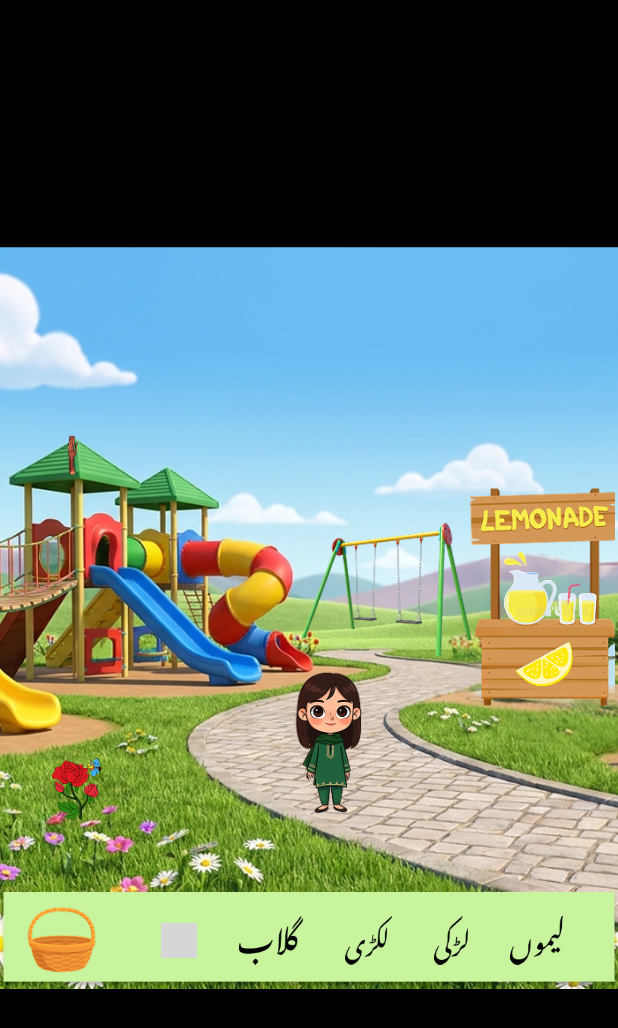
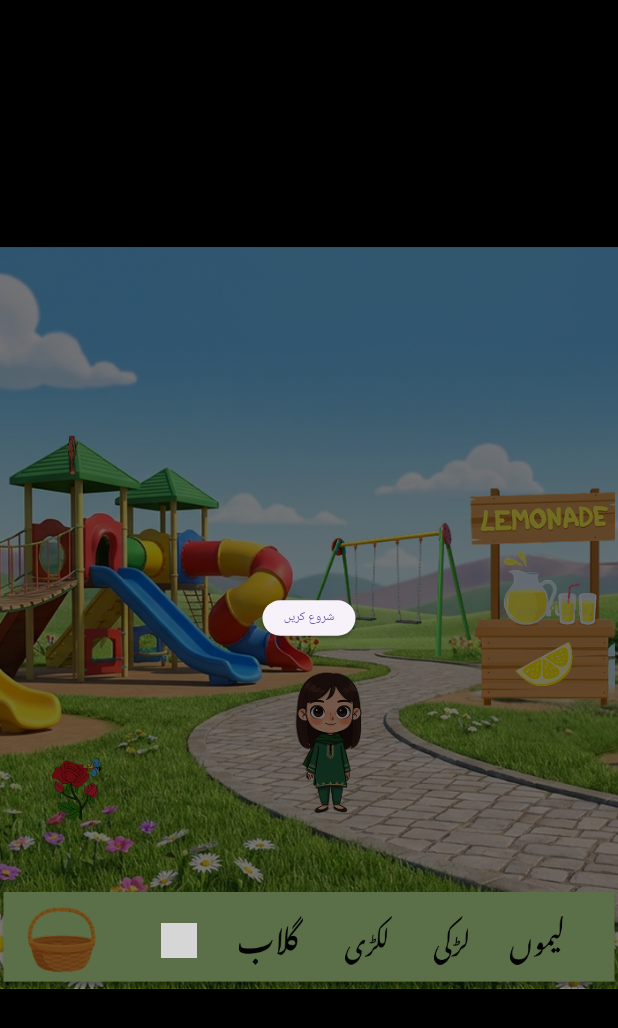
Before and after one commit to AmnaNoorr/Lexitoons, a Flutter app: the screen it shows after launch, on a phone screen of 412 x 824 dp. Shown: the top 1028 px of the screen. Run offline on Flutter 3.47's test engine with Material 3 defaults, Android fonts, the phone set to English and light mode, and no system bars; our stand-ins replace flutter_tts, permission_handler, speech_to_text; Roboto replaces fonts that are missing (Arial); grey boxes are pictures that could not be loaded.

Commit message:
added basic screening game

```diff
--- /dev/null
+++ b/lib/controllers/park_game_controller.dart
@@ -0,0 +1,154 @@
+import 'dart:async';
+import 'package:flutter/foundation.dart';
+
+import '../models/game_item.dart';
+import '../services/speech_recognizer_service.dart';
+import '../services/urdu_narrator.dart';
+
+enum GamePhase { idle, prompting, awaitingTap, awaitingSpeech, celebrating, finished }
+
+class ParkGameController extends ChangeNotifier {
+  ParkGameController({
+    required this.items,
+    UrduNarrator? narrator,
+    SpeechRecognizerService? speechService,
+  })  : _narrator = narrator ?? UrduNarrator(),
+        _speech = speechService ?? SpeechRecognizerService();
+
+  final List<GameItem> items;
+  final UrduNarrator _narrator;
+  final SpeechRecognizerService _speech;
+
+  static const int _maxAttemptsPerItem = 2;
+  static const List<String> _encouragements = [
+    'کوئی بات نہیں، دوبارہ کوشش کرو۔',
+    'بہت اچھے، ایک بار پھر کوشش کرو۔',
+    'کوئی مسئلہ نہیں، آہستہ آہستہ بولو۔',
+  ];
+
+  int _currentIndex = 0;
+  GamePhase phase = GamePhase.idle;
+  String? highlightedItemId;
+  String? flyingItemId;
+  String? _lastPrompt;
+  final Set<String> collectedIds = {};
+
+  Completer<void>? _tapCompleter;
+  Completer<void>? _flightCompleter;
+  bool _cancelled = false;
+
+  GameItem? get currentItem =>
+      _currentIndex < items.length ? items[_currentIndex] : null;
+
+  Future<void> start() async {
+    _cancelled = false;
+    await _say(
+      'چلو، پارک میں پانچ چیزیں ڈھونڈتے ہیں: '
+      '${items.map((i) => i.urduLabel).join('، ')}۔',
+    );
+    await _runRound();
+  }
+
+  Future<void> _runRound() async {
+    for (_currentIndex = 0; _currentIndex < items.length; _currentIndex++) {
+      if (_cancelled) return;
+      final item = items[_currentIndex];
+
+      phase = GamePhase.prompting;
+      notifyListeners();
+      await _say('${item.urduLabel} کو ڈھونڈو اور اس پر انگلی رکھو۔');
+      if (_cancelled) return;
+
+      phase = GamePhase.awaitingTap;
+      notifyListeners();
+      await _waitForTap();
+      if (_cancelled) return;
+
+      highlightedItemId = item.id;
+      notifyListeners();
+      await Future.delayed(const Duration(milliseconds: 600));
+
+      await _askAndListen(item);
+      if (_cancelled) return;
+    }
+
+    phase = GamePhase.finished;
+    notifyListeners();
+    await _say('شاباش! تم نے سب چیزیں ڈھونڈ لیں۔');
+  }
+
+  Future<void> _askAndListen(GameItem item) async {
+    var attempt = 0;
+    while (attempt < _maxAttemptsPerItem) {
+      attempt++;
+      phase = GamePhase.awaitingSpeech;
+      notifyListeners();
+      await _say('شاباش! اب بتاؤ، یہ کیا ہے؟');
+
+      final heard = await _speech.listenOnce();
+      if (_speech.matches(heard, item.matchWords)) {
+        await _say('بہت خوب، بالکل ٹھیک!');
+        await _sendToBasket(item);
+        return;
+      }
+      if (attempt < _maxAttemptsPerItem) {
+        await _say(_encouragements[(attempt - 1) % _encouragements.length]);
+      }
+    }
+    // Don't trap the child on one item if pronunciation isn't recognized.
+    await _sendToBasket(item);
+  }
+
+  Future<void> _sendToBasket(GameItem item) async {
+    phase = GamePhase.celebrating;
+    flyingItemId = item.id;
+    highlightedItemId = null;
+    notifyListeners();
+
+    _flightCompleter = Completer<void>();
+    await _flightCompleter!.future;
+
+    collectedIds.add(item.id);
+    flyingItemId = null;
+    notifyListeners();
+  }
+
+  Future<void> _waitForTap() {
+    _tapCompleter = Completer<void>();
+    return _tapCompleter!.future;
+  }
+
+  Future<void> _say(String text) async {
+    _lastPrompt = text;
+    await _narrator.speak(text);
+  }
+
+  /// Repeats whatever was last narrated. The UI disables this while
+  /// the mic is listening, so playback and recognition don't overlap.
+  Future<void> replayPrompt() async {
+    final text = _lastPrompt;
+    if (text != null) await _narrator.speak(text);
+  }
+
+  void onItemTapped(String id) {
+    if (phase == GamePhase.awaitingTap &&
+        currentItem?.id == id &&
+        _tapCompleter != null &&
+        !_tapCompleter!.isCompleted) {
+      _tapCompleter!.complete();
+    }
+  }
+
+  void onFlightAnimationComplete() {
+    if (_flightCompleter != null && !_flightCompleter!.isCompleted) {
+      _flightCompleter!.complete();
+    }
+  }
+
+  @override
+  void dispose() {
+    _cancelled = true;
+    _narrator.stop();
+    super.dispose();
+  }
+}
--- /dev/null
+++ b/lib/models/game_item.dart
@@ -0,0 +1,67 @@
+import 'package:flutter/widgets.dart';
+
+/// A single object in the park scene the child must find and name.
+class GameItem {
+  const GameItem({
+    required this.id,
+    required this.imageAsset,
+    required this.urduLabel,
+    required this.matchWords,
+    required this.rect,
+  });
+
+  /// Stable identifier used internally, e.g. 'leemu'.
+  final String id;
+
+  /// Asset shown in the scene.
+  final String imageAsset;
+
+  /// Urdu word spoken by the narrator for this item.
+  final String urduLabel;
+
+  /// Acceptable spoken answers matched against speech-to-text output.
+  final List<String> matchWords;
+
+  /// Position and size inside the 700x840 scene canvas (see
+  /// ParkSceneScreen.figmaWidth/figmaHeight).
+  final Rect rect;
+}
+
+/// The five findable objects, in the same order as the word banner.
+List<GameItem> buildParkSceneItems() => const [
+      GameItem(
+        id: 'leemu',
+        imageAsset: 'assets/images/lemon_slice.png',
+        urduLabel: 'لیموں',
+        matchWords: ['لیموں'],
+        rect: Rect.fromLTWH(576, 441, 79, 72),
+      ),
+      GameItem(
+        id: 'larki',
+        imageAsset: 'assets/images/girl_3.png',
+        urduLabel: 'لڑکی',
+        matchWords: ['لڑکی'],
+        rect: Rect.fromLTWH(309, 470, 126, 180),
+      ),
+      GameItem(
+        id: 'lakri',
+        imageAsset: 'assets/images/log.png',
+        urduLabel: 'لکڑی',
+        matchWords: ['لکڑی'],
+        rect: Rect.fromLTWH(52, 206, 60, 60),
+      ),
+      GameItem(
+        id: 'gulab',
+        imageAsset: 'assets/images/rose.png',
+        urduLabel: 'گلاب',
+        matchWords: ['گلاب'],
+        rect: Rect.fromLTWH(43, 570, 88, 88),
+      ),
+      GameItem(
+        id: 'jhoola',
+        imageAsset: 'assets/images/swing.png',
+        urduLabel: 'جھولا',
+        matchWords: ['جھولا', 'جھولے'],
+        rect: Rect.fromLTWH(330, 298, 245.79, 187.03),
+      ),
+    ];
--- a/lib/screens/lexitoons_game_screen.dart
+++ b/lib/screens/lexitoons_game_screen.dart
@@ -1,10 +1,52 @@
 import 'package:flutter/material.dart';
+import '../controllers/park_game_controller.dart';
+import '../models/game_item.dart';
+import '../widgets/tappable_scene_item.dart';
 
-class ParkSceneScreen extends StatelessWidget {
-  const ParkSceneScreen({Key? key}) : super(key: key);
+class ParkSceneScreen extends StatefulWidget {
+  const ParkSceneScreen({super.key});
 
   static const double figmaWidth = 700.0;
   static const double figmaHeight = 840.0;
+  static const Rect basketRect = Rect.fromLTWH(20, 742, 100, 85);
+
+  @override
+  State<ParkSceneScreen> createState() => _ParkSceneScreenState();
+}
+
+class _ParkSceneScreenState extends State<ParkSceneScreen> {
+  late final List<GameItem> _items = buildParkSceneItems();
+  late final ParkGameController _controller = ParkGameController(items: _items);
+  bool _started = false;
+
+  GameItem _item(String id) => _items.firstWhere((i) => i.id == id);
+
+  @override
+  void dispose() {
+    _controller.dispose();
+    super.dispose();
+  }
+
+  void _startGame() async {
+    setState(() => _started = true);
+    try {
+      await _controller.start();
+    } catch (e, st) {
+      debugPrint('[Game] start() FAILED: $e\n$st');
+    }
+  }
+
+  Widget _sceneItem(GameItem item) {
+    return TappableSceneItem(
+      item: item,
+      isTappable: _controller.phase == GamePhase.awaitingTap &&
+          _controller.currentItem?.id == item.id,
+      isHighlighted: _controller.highlightedItemId == item.id,
+      isHidden: _controller.collectedIds.contains(item.id) ||
+          _controller.flyingItemId == item.id,
+      onTap: () => _controller.onItemTapped(item.id),
+    );
+  }
 
   @override
   Widget build(BuildContext context) {
@@ -15,96 +57,28 @@ class ParkSceneScreen extends StatelessWidget {
           child: FittedBox(
             fit: BoxFit.contain,
             child: SizedBox(
-              width: figmaWidth,
-              height: figmaHeight,
-              child: Stack(
+              width: ParkSceneScreen.figmaWidth,
+              height: ParkSceneScreen.figmaHeight,
+              child: AnimatedBuilder(
+                animation: _controller,
+                builder: (context, _) => Stack(
                   clipBehavior: Clip.hardEdge,
                   children: [
-                  // 1. Background Base
                     Positioned(
-                    left: 0,
-                    top: 0,
-                    width: 700,
-                    height: 840,
-                    child: Image.asset(
-                      'assets/images/background.png',
-                      fit: BoxFit.fill,
+                      left: 0, top: 0, width: 700, height: 840,
+                      child: Image.asset('assets/images/background.png', fit: BoxFit.fill),
                     ),
+                    _sceneItem(_item('lakri')),
+                    _sceneItem(_item('jhoola')),
+                    Positioned(
+                      left: 450, top: 269, width: 277, height: 277,
+                      child: Image.asset('assets/images/lemon_stall.png', fit: BoxFit.contain),
                     ),
+                    _sceneItem(_item('leemu')),
+                    _sceneItem(_item('larki')),
+                    _sceneItem(_item('gulab')),
 
-                  // 2. Wooden Log (Shifted further left to X: 52 so it is noticeably moved)
-                  Positioned(
-                    left: 52,
-                    top: 206,
-                    width: 60,
-                    height: 60,
-                    child: Image.asset(
-                      'assets/images/log.png',
-                      fit: BoxFit.contain,
-                    ),
-                  ),
-
-                  // 3. Swings (LOCKED)
-                  Positioned(
-                    left: 330,
-                    top: 298,
-                    width: 245.79,
-                    height: 187.03,
-                    child: Image.asset(
-                      'assets/images/swing.png',
-                      fit: BoxFit.contain,
-                    ),
-                  ),
-
-                  // 4. Lemonade Stall (LOCKED)
-                  Positioned(
-                    left: 450,
-                    top: 269,
-                    width: 277,
-                    height: 277,
-                    child: Image.asset(
-                      'assets/images/lemon_stall.png',
-                      fit: BoxFit.contain,
-                    ),
-                  ),
-
-                  // 5. Lemon Slice (LOCKED)
-                  Positioned(
-                    left: 576,
-                    top: 441,
-                    width: 79,
-                    height: 72,
-                    child: Image.asset(
-                      'assets/images/lemon_slice.png',
-                      fit: BoxFit.contain,
-                    ),
-                  ),
-
-                  // 6. Girl Character (LOCKED)
-                  Positioned(
-                    left: 309,
-                    top: 470,
-                    width: 126,
-                    height: 180,
-                    child: Image.asset(
-                      'assets/images/girl_3.png',
-                      fit: BoxFit.fill,
-                    ),
-                  ),
-
-                  // 7. Rose (LOCKED)
-                  Positioned(
-                    left: 43,
-                    top: 570,
-                    width: 88,
-                    height: 88,
-                    child: Image.asset(
-                      'assets/images/rose.png',
-                      fit: BoxFit.fill,
-                    ),
-                  ),
-
-                  // 8. Bottom Green Banner & Urdu Words
+                    // 8. Bottom Green Banner & Urdu Words (unchanged)
                     Positioned(
                       left: 0,
                       top: 730,
@@ -112,12 +86,8 @@ class ParkSceneScreen extends StatelessWidget {
                       height: 110,
                       child: Stack(
                         children: [
-                        Image.asset(
-                          'assets/images/green_rectangle.png',
-                          width: 700,
-                          height: 110,
-                          fit: BoxFit.fill,
-                        ),
+                          Image.asset('assets/images/green_rectangle.png',
+                              width: 700, height: 110, fit: BoxFit.fill),
                           Positioned(
                             left: 20,
                             top: 12,
@@ -139,13 +109,42 @@ class ParkSceneScreen extends StatelessWidget {
                                 Image.asset('assets/images/word_larki.png', height: 55, fit: BoxFit.contain),
                                 Image.asset('assets/images/word_lakri.png', height: 55, fit: BoxFit.contain),
                                 Image.asset('assets/images/word_gulaab.png', height: 55, fit: BoxFit.contain),
-
-                              // Reduced Jhoola size significantly (height set to 40 instead of 55)
                                 Image.asset('assets/images/word_jhoola.png', height: 40, fit: BoxFit.contain),
                               ],
                             ),
                           ),
                         ],
+                      ),
+                    ),
+
+                    if (_controller.flyingItemId != null)
+                      _FlyingItem(
+                        imageAsset: _item(_controller.flyingItemId!).imageAsset,
+                        start: _item(_controller.flyingItemId!).rect,
+                        end: ParkSceneScreen.basketRect,
+                        onComplete: _controller.onFlightAnimationComplete,
+                      ),
+
+                    if (_started)
+                      Positioned(
+                        left: 16,
+                        top: 16,
+                        child: _ReplayButton(
+                          enabled: _controller.phase != GamePhase.awaitingSpeech,
+                          onTap: _controller.replayPrompt,
+                        ),
+                      ),
+
+                    if (!_started)
+                      Positioned.fill(
+                        child: Container(
+                          color: Colors.black54,
+                          child: Center(
+                            child: ElevatedButton(
+                              onPressed: _startGame,
+                              child: const Text('شروع کریں'),
+                            ),
+                          ),
                         ),
                       ),
                   ],
@@ -154,6 +153,64 @@ class ParkSceneScreen extends StatelessWidget {
             ),
           ),
         ),
+      ),
     );
   }
 }
+
+class _FlyingItem extends StatelessWidget {
+  const _FlyingItem({
+    required this.imageAsset,
+    required this.start,
+    required this.end,
+    required this.onComplete,
+  });
+
+  final String imageAsset;
+  final Rect start;
+  final Rect end;
+  final VoidCallback onComplete;
+
+  @override
+  Widget build(BuildContext context) {
+    return TweenAnimationBuilder<double>(
+      tween: Tween(begin: 0, end: 1),
+      duration: const Duration(milliseconds: 700),
+      curve: Curves.easeInBack,
+      onEnd: onComplete,
+      builder: (context, t, child) {
+        final rect = Rect.lerp(start, end, t)!;
+        return Positioned(
+          left: rect.left, top: rect.top, width: rect.width, height: rect.height,
+          child: child!,
+        );
+      },
+      child: Image.asset(imageAsset, fit: BoxFit.contain),
+    );
+  }
+}
+
+class _ReplayButton extends StatelessWidget {
+  const _ReplayButton({required this.enabled, required this.onTap});
+
+  final bool enabled;
+  final VoidCallback onTap;
+
+  @override
+  Widget build(BuildContext context) {
+    return Material(
+      color: enabled ? const Color(0xFF4CAF50) : Colors.grey,
+      shape: const CircleBorder(),
+      elevation: 4,
+      child: InkWell(
+        customBorder: const CircleBorder(),
+        onTap: enabled ? onTap : null,
+        child: const SizedBox(
+          width: 56,
+          height: 56,
+          child: Icon(Icons.volume_up, color: Colors.white, size: 30),
+        ),
+      ),
+    );
+  }
+}
--- /dev/null
+++ b/lib/widgets/tappable_scene_item.dart
@@ -0,0 +1,63 @@
+import 'package:flutter/material.dart';
+import '../models/game_item.dart';
+
+/// Renders a scene object at its fixed position, listens for taps while
+/// active, and shows a ring once the child has correctly found it.
+class TappableSceneItem extends StatelessWidget {
+  const TappableSceneItem({
+    super.key,
+    required this.item,
+    required this.isTappable,
+    required this.isHighlighted,
+    required this.isHidden,
+    required this.onTap,
+  });
+
+  final GameItem item;
+  final bool isTappable;
+  final bool isHighlighted;
+  final bool isHidden;
+  final VoidCallback onTap;
+
+  @override
+  Widget build(BuildContext context) {
+    if (isHidden) return const SizedBox.shrink();
+
+    return Positioned(
+      left: item.rect.left,
+      top: item.rect.top,
+      width: item.rect.width,
+      height: item.rect.height,
+      child: GestureDetector(
+        behavior: HitTestBehavior.opaque,
+        onTap: isTappable ? onTap : null,
+        child: Stack(
+          clipBehavior: Clip.none,
+          children: [
+            Image.asset(item.imageAsset, fit: BoxFit.contain),
+            if (isHighlighted)
+              Positioned.fill(
+                child: IgnorePointer(
+                  child: CustomPaint(painter: _RingPainter()),
+                ),
+              ),
+          ],
+        ),
+      ),
+    );
+  }
+}
+
+class _RingPainter extends CustomPainter {
+  @override
+  void paint(Canvas canvas, Size size) {
+    final paint = Paint()
+      ..color = const Color(0xFFFFC107)
+      ..style = PaintingStyle.stroke
+      ..strokeWidth = 4;
+    canvas.drawOval((Offset.zero & size).deflate(2), paint);
+  }
+
+  @override
+  bool shouldRepaint(covariant _RingPainter oldDelegate) => false;
+}
```
Also changed, not shown: lib/services/speech_recognizer_service.dart (added, +67 -0 lines), lib/services/urdu_narrator.dart (added, +35 -0 lines), pubspec.yaml (+7 -7 lines), pubspec.lock, 3 other files. Lines whose indentation alone changed are shown as unchanged.
